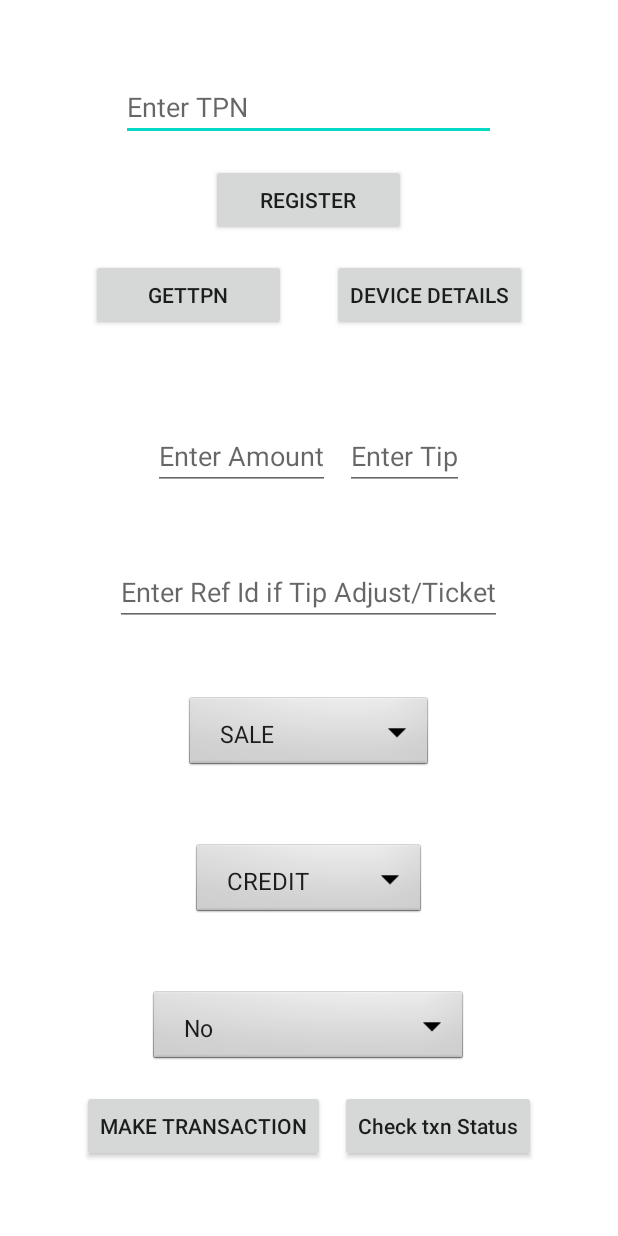
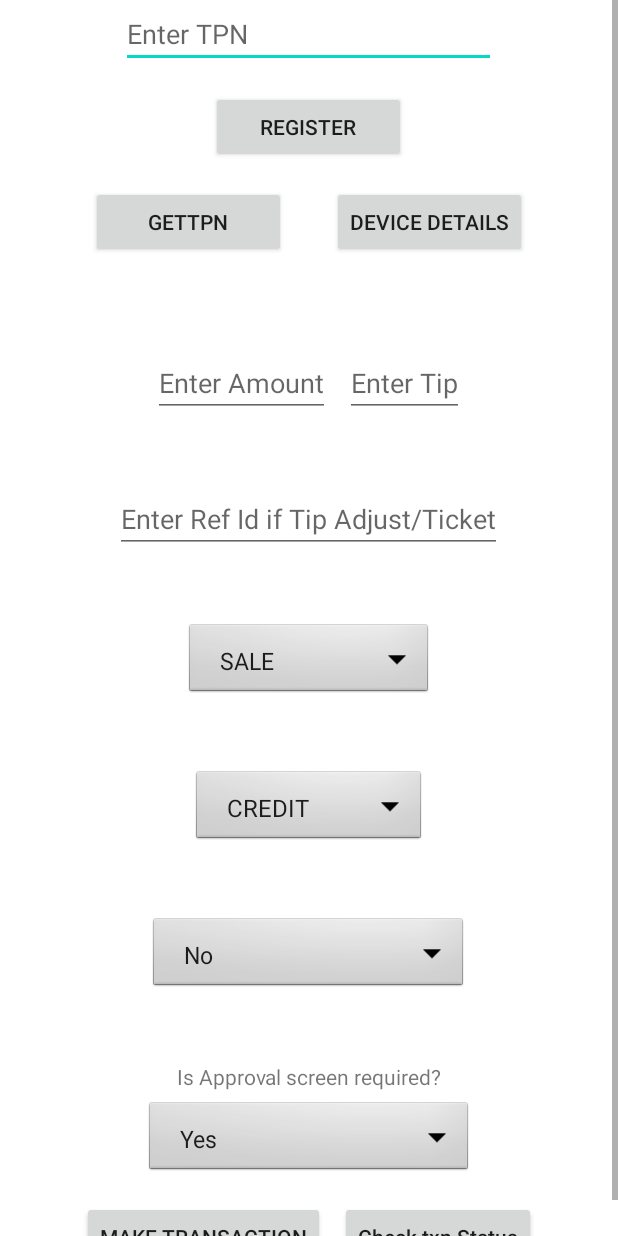
Before and after one commit to dejavoo-integration/DvPayLite-Deeplinking, an Android app: the MainActivity screen opened directly, with no data from a screen before it, on a phone screen of 412 x 824 dp. Run offline under Robolectric (Android 15) with nearby library versions, the phone set to English and light mode, and no system bars; libraries missing offline, so code that uses them is left out: com.denovo.app; 1 statement that could not run was skipped.

Commit message:
Added approval tag.

```diff
--- a/app/src/main/java/com/app/dvpaylitedeeplink/MainActivity.kt
+++ b/app/src/main/java/com/app/dvpaylitedeeplink/MainActivity.kt
@@ -30,9 +30,11 @@ class MainActivity : AppCompatActivity() {
     private lateinit var transactionSpinner: Spinner
     private lateinit var paymentSpinner: Spinner
     private lateinit var receiptSpinner: Spinner
+    private lateinit var approvalSpinner: Spinner
     private lateinit var txnType:String
     private lateinit var paymentType:String
     private lateinit var receiptType:String
+    private lateinit var isTxnStatusScreenRequired:String
     private lateinit var buttonGetTPN:AppCompatButton
     private lateinit var buttonDeviceDetails:AppCompatButton
     private lateinit var buttonStatusCheck:AppCompatButton
@@ -45,6 +47,7 @@ class MainActivity : AppCompatActivity() {
         transactionSpinner = findViewById(R.id.transaction_spinner)
         paymentSpinner = findViewById(R.id.payment_spinner)
         receiptSpinner = findViewById(R.id.receipt_spinner)
+        approvalSpinner = findViewById(R.id.approval_spinner)
         terminalTPN = findViewById(R.id.tpn)
         transactionAmout = findViewById(R.id.transaction_amount)
         transactionRefId = findViewById(R.id.transaction_refId)
@@ -137,6 +140,32 @@ class MainActivity : AppCompatActivity() {
                    parent?.getItemAtPosition(position).toString()
                 }
                 // Do something with the selected item
+            }
+
+            override fun onNothingSelected(parent: AdapterView<*>?) {
+                // Do something when nothing is selected
+            }
+        }
+        approvalSpinner.onItemSelectedListener = object : AdapterView.OnItemSelectedListener {
+            override fun onItemSelected(
+                parent: AdapterView<*>?,
+                view: View?,
+                position: Int,
+                id: Long
+            ) {
+                val selected = parent?.getItemAtPosition(position).toString()
+                isTxnStatusScreenRequired = when (selected) {
+                    "Empty(For Testing)" -> {
+                        ""
+                    }
+                    "No Tag(For Testing)" -> {
+                        "No Tag"
+                    }
+                    else -> {
+                        parent?.getItemAtPosition(position).toString()
+                    }
+                }
+
             }
 
             override fun onNothingSelected(parent: AdapterView<*>?) {
@@ -354,6 +383,9 @@ class MainActivity : AppCompatActivity() {
         jsonRequest.put("applicationType", "DVPAYLITE")
         jsonRequest.put("refId", transactionRefId.text.toString())
         jsonRequest.put("receiptType", receiptType)
+        if (isTxnStatusScreenRequired != "No Tag") {
+            jsonRequest.put("isTxnStatusScreenRequired", isTxnStatusScreenRequired)
+        }
 
         Log.e("DVPAYLITE","jsonRequest--$jsonRequest")
 
@@ -517,6 +549,9 @@ class MainActivity : AppCompatActivity() {
         jsonRequest.put("applicationType", "DVPAYLITE")
         jsonRequest.put("refId", "DL"+Utils.generateRandom(12))
         jsonRequest.put("receiptType", receiptType)
+        if (isTxnStatusScreenRequired != "No Tag") {
+            jsonRequest.put("isTxnStatusScreenRequired", isTxnStatusScreenRequired)
+        }
         Log.e("Request", "Request: $jsonRequest")
 
         intentApplication.setTransactionListener(object :
@@ -580,6 +615,9 @@ class MainActivity : AppCompatActivity() {
         jsonRequest.put("applicationType", "DVPAYLITE")
         jsonRequest.put("refId", "DL"+Utils.generateRandom(12))
         jsonRequest.put("receiptType", receiptType)
+        if (isTxnStatusScreenRequired != "No Tag") {
+            jsonRequest.put("isTxnStatusScreenRequired", isTxnStatusScreenRequired)
+        }
         Log.e("Request", "Request: $jsonRequest")
 
         intentApplication.setTransactionListener(object :
@@ -642,6 +680,9 @@ class MainActivity : AppCompatActivity() {
         jsonRequest.put("applicationType", "DVPAYLITE")
         jsonRequest.put("refId", transactionRefId.text.toString())
         jsonRequest.put("receiptType", receiptType)
+        if (isTxnStatusScreenRequired != "No Tag") {
+            jsonRequest.put("isTxnStatusScreenRequired", isTxnStatusScreenRequired)
+        }
         Log.e("Request", "Request: $jsonRequest")
 
         intentApplication.setTransactionListener(object :
--- a/app/src/main/res/layout/activity_main.xml
+++ b/app/src/main/res/layout/activity_main.xml
@@ -114,6 +114,20 @@
                 android:entries="@array/RecieptTypes"
                 android:padding="15dp" />
 
+            <TextView
+                android:layout_width="wrap_content"
+                android:layout_height="wrap_content"
+                android:layout_marginTop="45dp"
+                android:text="Is Approval screen required?" />
+
+            <Spinner
+                android:id="@+id/approval_spinner"
+                android:layout_width="wrap_content"
+                android:layout_height="wrap_content"
+                android:layout_marginTop="5dp"
+                android:background="@android:drawable/btn_dropdown"
+                android:entries="@array/ApprovalType"
+                android:padding="15dp" />
 
             <androidx.appcompat.widget.LinearLayoutCompat
                 android:layout_width="wrap_content"
--- a/app/src/main/res/values/strings.xml
+++ b/app/src/main/res/values/strings.xml
@@ -23,4 +23,10 @@
         <item>Empty(For Testing)</item>
     </string-array>
     <string name="transactionDetails"><u>Transaction Details</u></string>
+    <string-array name="ApprovalType">
+        <item>Yes</item>
+        <item>No</item>
+        <item>No Tag(For Testing)</item>
+        <item>Empty(For Testing)</item>
+    </string-array>
 </resources>
```
